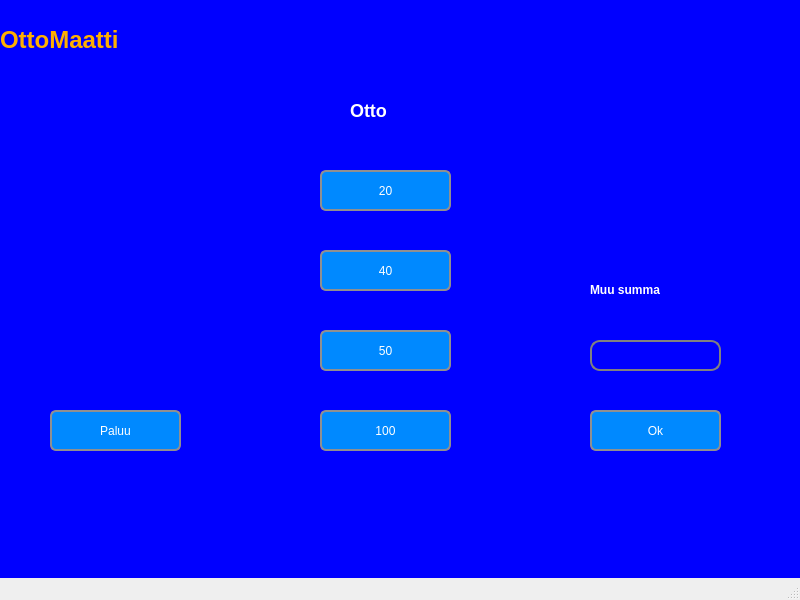
Old version of the form Pankkimaatti/bankautomat.ui in the repository tvt20kmo-ohjelmistokehitysprojekti/Group12.
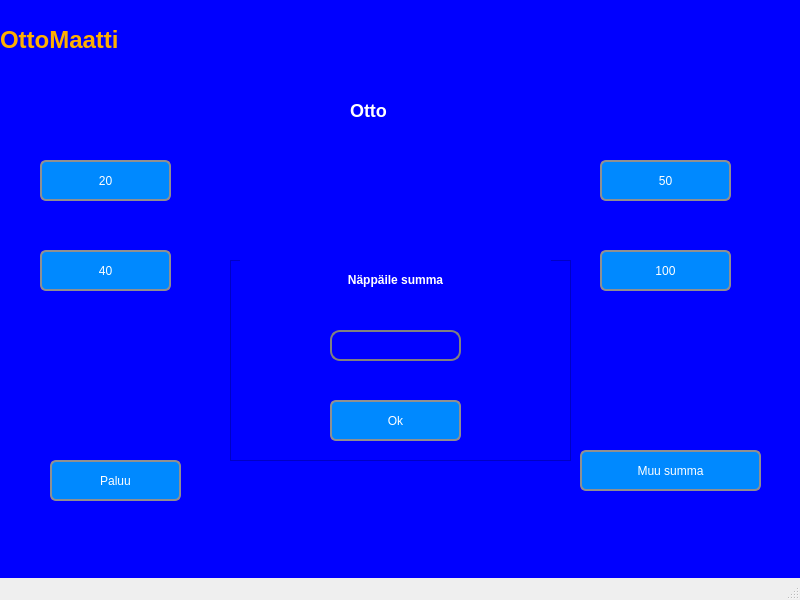
New version of the form. The open tabs and pages were chosen to show the change. Icons and pictures are not drawn.

```diff
--- a/Pankkimaatti/bankautomat.ui
+++ b/Pankkimaatti/bankautomat.ui
@@ -22,8 +22,8 @@
      <rect>
       <x>0</x>
       <y>-20</y>
-      <width>831</width>
-      <height>611</height>
+      <width>801</width>
+      <height>601</height>
      </rect>
     </property>
     <property name="autoFillBackground">
@@ -56,6 +56,9 @@
 background-color:rgb(0, 0, 255);
 }</string>
     </property>
+    <property name="lineWidth">
+     <number>0</number>
+    </property>
     <widget class="QWidget" name="loginPage">
      <widget class="QLineEdit" name="loginlineEditKorttiID">
       <property name="geometry">
@@ -307,85 +310,6 @@
       </property>
      </widget>
     </widget>
-    <widget class="QWidget" name="intakeInfopage">
-     <widget class="QPushButton" name="intakeinfoBtnKuitille">
-      <property name="geometry">
-       <rect>
-        <x>200</x>
-        <y>290</y>
-        <width>141</width>
-        <height>41</height>
-       </rect>
-      </property>
-      <property name="styleSheet">
-       <string notr="true">background-color: rgb(0, 137, 255);</string>
-      </property>
-      <property name="text">
-       <string>Kuitille</string>
-      </property>
-     </widget>
-     <widget class="QPushButton" name="intakeinfoBtnNaytto">
-      <property name="geometry">
-       <rect>
-        <x>410</x>
-        <y>290</y>
-        <width>141</width>
-        <height>41</height>
-       </rect>
-      </property>
-      <property name="styleSheet">
-       <string notr="true">background-color: rgb(0, 137, 255);</string>
-      </property>
-      <property name="text">
-       <string>Näytölle</string>
-      </property>
-     </widget>
-     <widget class="QPushButton" name="intakeinfoBtnEi">
-      <property name="geometry">
-       <rect>
-        <x>200</x>
-        <y>370</y>
-        <width>141</width>
-        <height>41</height>
-       </rect>
-      </property>
-      <property name="styleSheet">
-       <string notr="true">background-color: rgb(0, 137, 255);</string>
-      </property>
-      <property name="text">
-       <string>Ei kiitos</string>
-      </property>
-     </widget>
-     <widget class="QLabel" name="label_6">
-      <property name="geometry">
-       <rect>
-        <x>270</x>
-        <y>160</y>
-        <width>311</width>
-        <height>81</height>
-       </rect>
-      </property>
-      <property name="text">
-       <string>&lt;h2&gt;Haluatko tiedot&lt;/h2&gt;</string>
-      </property>
-     </widget>
-     <widget class="QLabel" name="label_15">
-      <property name="geometry">
-       <rect>
-        <x>0</x>
-        <y>20</y>
-        <width>321</width>
-        <height>81</height>
-       </rect>
-      </property>
-      <property name="styleSheet">
-       <string notr="true">color:rgb(255, 175, 0);</string>
-      </property>
-      <property name="text">
-       <string>&lt;h1&gt;OttoMaatti&lt;/h1&gt;</string>
-      </property>
-     </widget>
-    </widget>
     <widget class="QWidget" name="saldopage">
      <widget class="QLabel" name="label_7">
       <property name="geometry">
@@ -479,8 +403,8 @@
      <widget class="QPushButton" name="withdrawBtn20">
       <property name="geometry">
        <rect>
-        <x>320</x>
-        <y>190</y>
+        <x>40</x>
+        <y>180</y>
         <width>131</width>
         <height>41</height>
        </rect>
@@ -495,7 +419,7 @@
      <widget class="QPushButton" name="withdrawBtn40">
       <property name="geometry">
        <rect>
-        <x>320</x>
+        <x>40</x>
         <y>270</y>
         <width>131</width>
         <height>41</height>
@@ -511,8 +435,8 @@
      <widget class="QPushButton" name="withdrawBtn50">
       <property name="geometry">
        <rect>
-        <x>320</x>
-        <y>350</y>
+        <x>600</x>
+        <y>180</y>
         <width>131</width>
         <height>41</height>
        </rect>
@@ -527,8 +451,8 @@
      <widget class="QPushButton" name="withdrawBtn100">
       <property name="geometry">
        <rect>
-        <x>320</x>
-        <y>430</y>
+        <x>600</x>
+        <y>270</y>
         <width>131</width>
         <height>41</height>
        </rect>
@@ -540,50 +464,11 @@
        <string>100</string>
       </property>
      </widget>
-     <widget class="QLineEdit" name="withdrawlineEditAmount">
-      <property name="geometry">
-       <rect>
-        <x>590</x>
-        <y>360</y>
-        <width>131</width>
-        <height>31</height>
-       </rect>
-      </property>
-     </widget>
-     <widget class="QLabel" name="label_10">
-      <property name="geometry">
-       <rect>
-        <x>590</x>
-        <y>290</y>
-        <width>201</width>
-        <height>41</height>
-       </rect>
-      </property>
-      <property name="text">
-       <string>&lt;strong&gt;Muu summa&lt;/strong&gt;</string>
-      </property>
-     </widget>
-     <widget class="QPushButton" name="withdrawBtnOk">
-      <property name="geometry">
-       <rect>
-        <x>590</x>
-        <y>430</y>
-        <width>131</width>
-        <height>41</height>
-       </rect>
-      </property>
-      <property name="styleSheet">
-       <string notr="true">background-color: rgb(0, 137, 255);</string>
-      </property>
-      <property name="text">
-       <string>Ok</string>
-      </property>
-     </widget>
      <widget class="QPushButton" name="withdrawBtnPaluu">
       <property name="geometry">
        <rect>
         <x>50</x>
-        <y>430</y>
+        <y>480</y>
         <width>131</width>
         <height>41</height>
        </rect>
@@ -624,6 +509,96 @@
        <string>&lt;h1&gt;OttoMaatti&lt;/h1&gt;</string>
       </property>
      </widget>
+     <widget class="QPushButton" name="withdrawBtn20_2">
+      <property name="geometry">
+       <rect>
+        <x>580</x>
+        <y>470</y>
+        <width>181</width>
+        <height>41</height>
+       </rect>
+      </property>
+      <property name="styleSheet">
+       <string notr="true">background-color: rgb(0, 137, 255);</string>
+      </property>
+      <property name="text">
+       <string>Muu summa</string>
+      </property>
+     </widget>
+     <widget class="QFrame" name="frame">
+      <property name="geometry">
+       <rect>
+        <x>230</x>
+        <y>280</y>
+        <width>341</width>
+        <height>201</height>
+       </rect>
+      </property>
+      <property name="frameShape">
+       <enum>QFrame::StyledPanel</enum>
+      </property>
+      <property name="frameShadow">
+       <enum>QFrame::Raised</enum>
+      </property>
+      <widget class="QLabel" name="label_10">
+       <property name="geometry">
+        <rect>
+         <x>10</x>
+         <y>0</y>
+         <width>311</width>
+         <height>41</height>
+        </rect>
+       </property>
+       <property name="text">
+        <string>&lt;strong&gt;Näppäile summa&lt;/strong&gt;</string>
+       </property>
+       <property name="alignment">
+        <set>Qt::AlignCenter</set>
+       </property>
+      </widget>
+      <widget class="QPushButton" name="withdrawBtnOk">
+       <property name="geometry">
+        <rect>
+         <x>100</x>
+         <y>140</y>
+         <width>131</width>
+         <height>41</height>
+        </rect>
+       </property>
+       <property name="styleSheet">
+        <string notr="true">background-color: rgb(0, 137, 255);</string>
+       </property>
+       <property name="text">
+        <string>Ok</string>
+       </property>
+      </widget>
+      <widget class="QLineEdit" name="withdrawlineEditAmount">
+       <property name="geometry">
+        <rect>
+         <x>100</x>
+         <y>70</y>
+         <width>131</width>
+         <height>31</height>
+        </rect>
+       </property>
+      </widget>
+     </widget>
+     <widget class="QLabel" name="withdrawLabelInfo">
+      <property name="geometry">
+       <rect>
+        <x>230</x>
+        <y>160</y>
+        <width>341</width>
+        <height>91</height>
+       </rect>
+      </property>
+      <property name="text">
+       <string/>
+      </property>
+      <property name="alignment">
+       <set>Qt::AlignCenter</set>
+      </property>
+     </widget>
     </widget>
     <widget class="QWidget" name="Transactionpage">
      <widget class="QLabel" name="label_9">
@@ -639,13 +614,13 @@
        <string>&lt;h2&gt;Tilin tapahtumat&lt;/h2&gt;</string>
       </property>
      </widget>
-     <widget class="QLabel" name="transactionLabelTransaction">
+     <widget class="QLabel" name="transactionLabelDate">
       <property name="geometry">
        <rect>
         <x>100</x>
-        <y>230</y>
+        <y>210</y>
         <width>181</width>
-        <height>141</height>
+        <height>191</height>
        </rect>
       </property>
       <property name="text">
@@ -700,13 +675,13 @@
        <string>&lt;h1&gt;OttoMaatti&lt;/h1&gt;</string>
       </property>
      </widget>
-     <widget class="QLabel" name="transactionLabelTransaction_2">
+     <widget class="QLabel" name="transactionLabelSum">
       <property name="geometry">
        <rect>
         <x>500</x>
-        <y>230</y>
+        <y>210</y>
         <width>181</width>
-        <height>141</height>
+        <height>191</height>
        </rect>
       </property>
       <property name="text">
@@ -716,13 +691,13 @@
        <set>Qt::AlignRight|Qt::AlignTrailing|Qt::AlignVCenter</set>
       </property>
      </widget>
-     <widget class="QLabel" name="transactionLabelTransaction_3">
+     <widget class="QLabel" name="transactionLabelTransact">
       <property name="geometry">
        <rect>
         <x>300</x>
-        <y>230</y>
+        <y>200</y>
         <width>181</width>
-        <height>141</height>
+        <height>211</height>
        </rect>
       </property>
       <property name="text">
@@ -730,6 +705,55 @@
       </property>
      </widget>
     </widget>
+    <widget class="QWidget" name="Endingpage">
+     <widget class="QLabel" name="label_19">
+      <property name="geometry">
+       <rect>
+        <x>160</x>
+        <y>70</y>
+        <width>451</width>
+        <height>131</height>
+       </rect>
+      </property>
+      <property name="text">
+       <string>&lt;h2&gt;Ota rahat, ole hyvä.&lt;/h2&gt;</string>
+      </property>
+     </widget>
+     <widget class="QLabel" name="label_20">
+      <property name="geometry">
+       <rect>
+        <x>50</x>
+        <y>390</y>
+        <width>731</width>
+        <height>101</height>
+       </rect>
+      </property>
+      <property name="text">
+       <string>&lt;h3&gt;Kiitos käynnistä, tervetuloa uudelleen!&lt;/h3&gt;</string>
+      </property>
+      <property name="alignment">
+       <set>Qt::AlignCenter</set>
+      </property>
+     </widget>
+     <widget class="QLabel" name="label_21">
+      <property name="geometry">
+       <rect>
+        <x>80</x>
+        <y>210</y>
+        <width>651</width>
+        <height>161</height>
+       </rect>
+      </property>
+      <property name="styleSheet">
+       <string notr="true">image: url(:/img/img/Pankkimaattikuva.png);
+widht:300px;
+</string>
+      </property>
+      <property name="text">
+       <string/>
+      </property>
+     </widget>
+    </widget>
    </widget>
   </widget>
   <widget class="QMenuBar" name="menubar">
@@ -738,7 +762,7 @@
      <x>0</x>
      <y>0</y>
      <width>800</width>
-     <height>22</height>
+     <height>20</height>
     </rect>
    </property>
   </widget>
```
